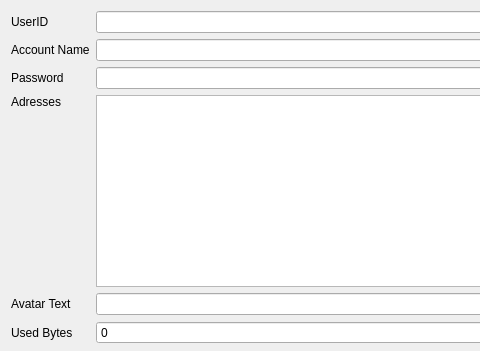
Above: internal/frontend/bridge-gui/bridge-gui-tester/UserDialog.ui from ProtonMail/proton-bridge before the change; both pictures show x 0 to 480 and y 0 to 351 of the 634 by 493 pixel window. Below: the same form after it.
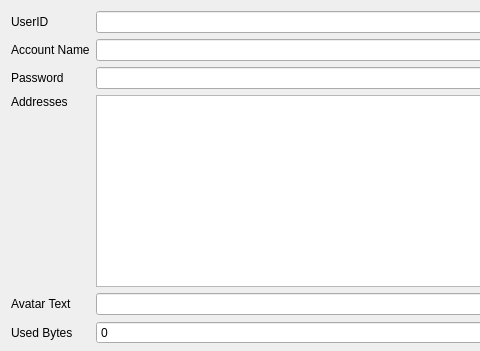
That is the form after the change.

What changed in the file:
```diff
--- a/internal/frontend/bridge-gui/bridge-gui-tester/UserDialog.ui
+++ b/internal/frontend/bridge-gui/bridge-gui-tester/UserDialog.ui
@@ -122,7 +122,7 @@
      <item row="3" column="0">
       <widget class="QLabel" name="labelAddresses">
        <property name="text">
-        <string>Adresses</string>
+        <string>Addresses</string>
        </property>
        <property name="alignment">
         <set>Qt::AlignLeading|Qt::AlignLeft|Qt::AlignTop</set>
```
